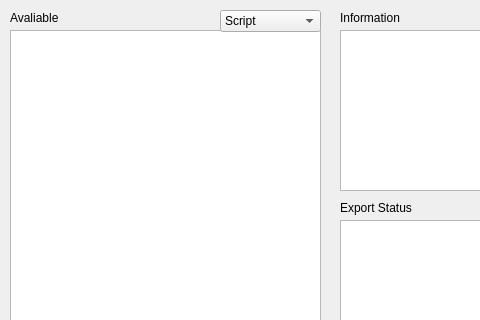
Above: src/View/ui_files/import_window.ui from pitt-diamond-qtech/pittqlabsys before the change; both pictures show x 0 to 480 and y 0 to 320 of the 792 by 512 pixel window. Below: the same form after it.
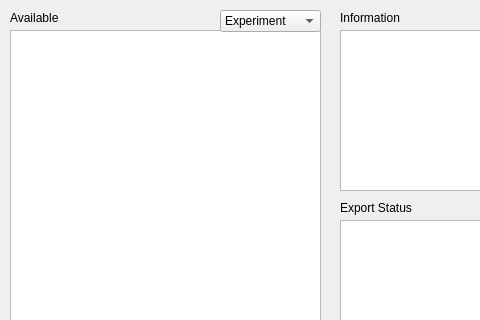
That is the form after the change.

Commit message: ran into issue with exporting experiments and devices to aqs files, debugging by writing test functions now

Patch:
```diff
--- a/src/View/ui_files/import_window.ui
+++ b/src/View/ui_files/import_window.ui
@@ -199,7 +199,7 @@
     </rect>
    </property>
    <property name="text">
-    <string>Avaliable</string>
+    <string>Available</string>
    </property>
   </widget>
   <widget class="QComboBox" name="cmb_select_type">
@@ -213,7 +213,7 @@
    </property>
    <item>
     <property name="text">
-     <string>Script</string>
+     <string>Experiment</string>
     </property>
    </item>
    <item>
```
Left out of the diff: 4 changed lines with no effect on the pictures. The commit also changes 6 other files.
